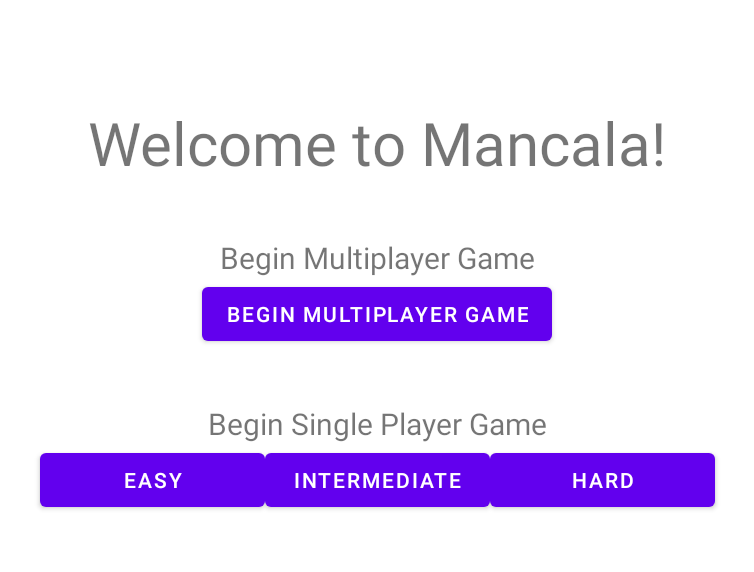
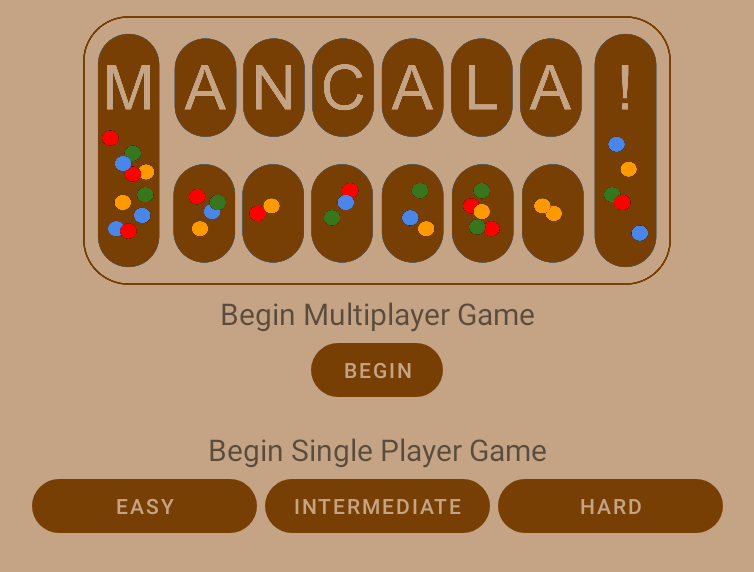
Before and after one commit to npbassett/MancalaApplication, an Android app: the screen it shows after launch (DashboardActivity), on a phone screen of 824 x 412 dp (held sideways). Shown: the top 572 px of the screen, without its empty margins (241-995 px from the left). Run offline under Robolectric (Android 15) with nearby library versions, the phone set to English and light mode, and no system bars.

Commit message:
Updated UI theme and added logo image on dashboard screen

```diff
--- a/app/src/main/AndroidManifest.xml
+++ b/app/src/main/AndroidManifest.xml
@@ -10,7 +10,7 @@
         android:label="@string/app_name"
         android:roundIcon="@mipmap/ic_launcher_round"
         android:supportsRtl="true"
-        android:theme="@style/Theme.MancalaApplication"
+        android:theme="@style/AppTheme"
         tools:targetApi="31">
         <activity
             android:name=".DashboardActivity"
--- a/app/src/main/java/com/example/mancalaapplication/MancalaSinglePlayerFragment.kt
+++ b/app/src/main/java/com/example/mancalaapplication/MancalaSinglePlayerFragment.kt
@@ -147,7 +147,7 @@ class MancalaSinglePlayerFragment : Fragment(R.layout.mancala_fragment) {
     }
 
     private fun showWinnerDialog() {
-        MaterialAlertDialogBuilder(requireContext()).apply {
+        MaterialAlertDialogBuilder(requireContext(), R.style.AlertDialog).apply {
             if (viewModel.checkPlayer1Winner()) {
                 setTitle(getString(R.string.congratulations))
                 setMessage(R.string.you_win)
--- a/app/src/main/res/layout/activity_dashboard.xml
+++ b/app/src/main/res/layout/activity_dashboard.xml
@@ -12,48 +12,47 @@
     android:layout_margin="5dp"
     tools:context=".DashboardActivity">
 
-    <TextView
-        android:id="@+id/tvDashboardWelcome"
-        android:layout_width="wrap_content"
-        android:layout_height="wrap_content"
-        android:text="@string/welcome"
-        android:textSize="@dimen/welcome_text_size"
-        app:layout_constraintBottom_toTopOf="@+id/btnBeginMultiplayer"
+    <ImageView
+        android:id="@+id/ivLogo"
+        android:layout_width="400dp"
+        android:layout_height="190dp"
+        android:src="@drawable/mancala_logo"
         app:layout_constraintEnd_toEndOf="parent"
         app:layout_constraintHorizontal_bias="0.5"
         app:layout_constraintStart_toStartOf="parent"
-        app:layout_constraintTop_toTopOf="parent" />
+        app:layout_constraintTop_toTopOf="parent"
+        android:contentDescription="@string/logo" />
 
     <Button
         android:id="@+id/btnBeginMultiplayer"
         android:layout_width="wrap_content"
         android:layout_height="wrap_content"
         android:text="@string/dashboard_multiplayer_button"
-        app:layout_constraintBottom_toTopOf="@+id/btnSinglePlayerHard"
         app:layout_constraintEnd_toEndOf="parent"
         app:layout_constraintHorizontal_bias="0.5"
         app:layout_constraintStart_toStartOf="parent"
-        app:layout_constraintTop_toBottomOf="@+id/tvDashboardWelcome" />
+        app:layout_constraintTop_toBottomOf="@+id/tvMultiplayer" />
 
     <TextView
         android:id="@+id/tvMultiplayer"
         android:layout_width="wrap_content"
         android:layout_height="wrap_content"
-        android:text="Begin Multiplayer Game"
+        android:text="@string/begin_multiplayer"
         android:textSize="@dimen/dashboard_game_type_textsize"
-        app:layout_constraintBottom_toTopOf="@+id/btnBeginMultiplayer"
         app:layout_constraintEnd_toEndOf="parent"
-        app:layout_constraintStart_toStartOf="parent" />
+        app:layout_constraintStart_toStartOf="parent"
+        app:layout_constraintTop_toBottomOf="@+id/ivLogo" />
 
     <TextView
         android:id="@+id/tvSinglePlayer"
         android:layout_width="wrap_content"
         android:layout_height="wrap_content"
-        android:text="Begin Single Player Game"
+        android:text="@string/begin_single_player"
         android:textSize="@dimen/dashboard_game_type_textsize"
-        app:layout_constraintBottom_toTopOf="@+id/btnSinglePlayerIntermediate"
+        android:paddingTop="15dp"
         app:layout_constraintEnd_toEndOf="parent"
-        app:layout_constraintStart_toStartOf="parent" />
+        app:layout_constraintStart_toStartOf="parent"
+        app:layout_constraintTop_toBottomOf="@+id/btnBeginMultiplayer" />
 
     <Button
         android:id="@+id/btnSinglePlayerEasy"
@@ -71,20 +70,21 @@
         android:layout_width="@dimen/dashboard_single_player_button_width"
         android:layout_height="wrap_content"
         android:text="@string/intermediate"
-        app:layout_constraintBottom_toBottomOf="@+id/btnSinglePlayerHard"
+        android:layout_marginLeft="5dp"
+        android:layout_marginRight="5dp"
         app:layout_constraintEnd_toStartOf="@+id/btnSinglePlayerHard"
         app:layout_constraintHorizontal_bias="0.5"
-        app:layout_constraintStart_toEndOf="@+id/btnSinglePlayerEasy" />
+        app:layout_constraintStart_toEndOf="@+id/btnSinglePlayerEasy"
+        app:layout_constraintTop_toBottomOf="@+id/tvSinglePlayer" />
 
     <Button
         android:id="@+id/btnSinglePlayerHard"
         android:layout_width="@dimen/dashboard_single_player_button_width"
         android:layout_height="wrap_content"
         android:text="@string/hard"
-        app:layout_constraintBottom_toBottomOf="parent"
+        app:layout_constraintBottom_toBottomOf="@+id/btnSinglePlayerIntermediate"
         app:layout_constraintEnd_toEndOf="parent"
         app:layout_constraintHorizontal_bias="0.5"
-        app:layout_constraintStart_toEndOf="@+id/btnSinglePlayerIntermediate"
-        app:layout_constraintTop_toBottomOf="@+id/btnBeginMultiplayer" />
+        app:layout_constraintStart_toEndOf="@+id/btnSinglePlayerIntermediate" />
 </androidx.constraintlayout.widget.ConstraintLayout>
 </androidx.coordinatorlayout.widget.CoordinatorLayout>
--- a/app/src/main/res/values/colors.xml
+++ b/app/src/main/res/values/colors.xml
@@ -8,6 +8,7 @@
     <color name="black">#FF000000</color>
     <color name="white">#FFFFFFFF</color>
 
-    <color name="board_background">#C4A484</color>
-    <color name="board_pocket">#654321</color>
+    <color name="primary">#C4A484</color>
+    <color name="primaryDark">#994d00</color>
+    <color name="accent">#783f04</color>
 </resources>
--- a/app/src/main/res/values/dimens.xml
+++ b/app/src/main/res/values/dimens.xml
@@ -3,11 +3,11 @@
     <dimen name="welcome_text_size">40sp</dimen>
     <dimen name="dashboard_game_type_textsize">20sp</dimen>
     <dimen name="dashboard_single_player_button_width">150dp</dimen>
-    <dimen name="board_button_width">75dp</dimen>
+    <dimen name="board_button_width">70dp</dimen>
     <dimen name="board_button_height">120dp</dimen>
-    <dimen name="board_store_height">240dp</dimen>
+    <dimen name="board_store_height">250dp</dimen>
     <dimen name="board_button_text_size">10sp</dimen>
     <dimen name="players_turn_text_size">30sp</dimen>
-    <dimen name="board_button_layout_margin">5dp</dimen>
+    <dimen name="board_button_layout_margin">3dp</dimen>
     <dimen name="board_stone_count_text_size">20sp</dimen>
 </resources>
--- a/app/src/main/res/values/strings.xml
+++ b/app/src/main/res/values/strings.xml
@@ -1,7 +1,10 @@
 <resources>
     <string name="app_name">Mancala</string>
+    <string name="logo">logo</string>
     <string name="welcome">Welcome to Mancala!</string>
-    <string name="dashboard_multiplayer_button">Begin multiplayer game</string>
+    <string name="begin_multiplayer">Begin Multiplayer Game</string>
+    <string name="dashboard_multiplayer_button">Begin</string>
+    <string name="begin_single_player">Begin Single Player Game</string>
     <string name="easy">Easy</string>
     <string name="intermediate">Intermediate</string>
     <string name="hard">Hard</string>
--- /dev/null
+++ b/app/src/main/res/values/styles.xml
@@ -0,0 +1,32 @@
+<?xml version="1.0" encoding="utf-8"?>
+<resources>
+    <style name="AppTheme" parent="Theme.MaterialComponents.DayNight.DarkActionBar">
+        <item name="colorPrimary">@color/primary</item>
+        <item name="colorPrimaryDark">@color/primaryDark</item>
+        <item name="colorAccent">@color/accent</item>
+        <item name="android:windowBackground">@color/primary</item>
+        <item name="materialButtonStyle">@style/ColoredButton</item>
+        <item name="alertDialogStyle">@style/AlertDialog</item>
+    </style>
+
+    <style name="ColoredButton" parent="Widget.MaterialComponents.Button.TextButton">
+        <item name="backgroundTint">@color/accent</item>
+        <item name="cornerRadius">50dp</item>
+    </style>
+
+    <style name="AlertDialog" parent="Theme.MaterialComponents.Dialog.Alert">
+        <item name="android:background">@color/primaryDark</item>
+        <item name="android:textColor">@color/white</item>
+        <item name="buttonBarPositiveButtonStyle">@style/Alert.Button.Positive</item>
+        <item name="buttonBarNegativeButtonStyle">@style/Alert.Button.Negative</item>
+    </style>
+
+    <style name="Alert.Button.Positive" parent="Widget.MaterialComponents.Button.TextButton">
+        <item name="android:textColor">@color/white</item>
+    </style>
+
+    <style name="Alert.Button.Negative" parent="Widget.MaterialComponents.Button.TextButton">
+        <item name="android:textColor">@color/white</item>
+    </style>
+
+</resources>
```
Also changed, not shown: app/src/main/res/layout/mancala_fragment.xml (+25 -19 lines), app/src/main/res/drawable/mancala_logo.png (added).
